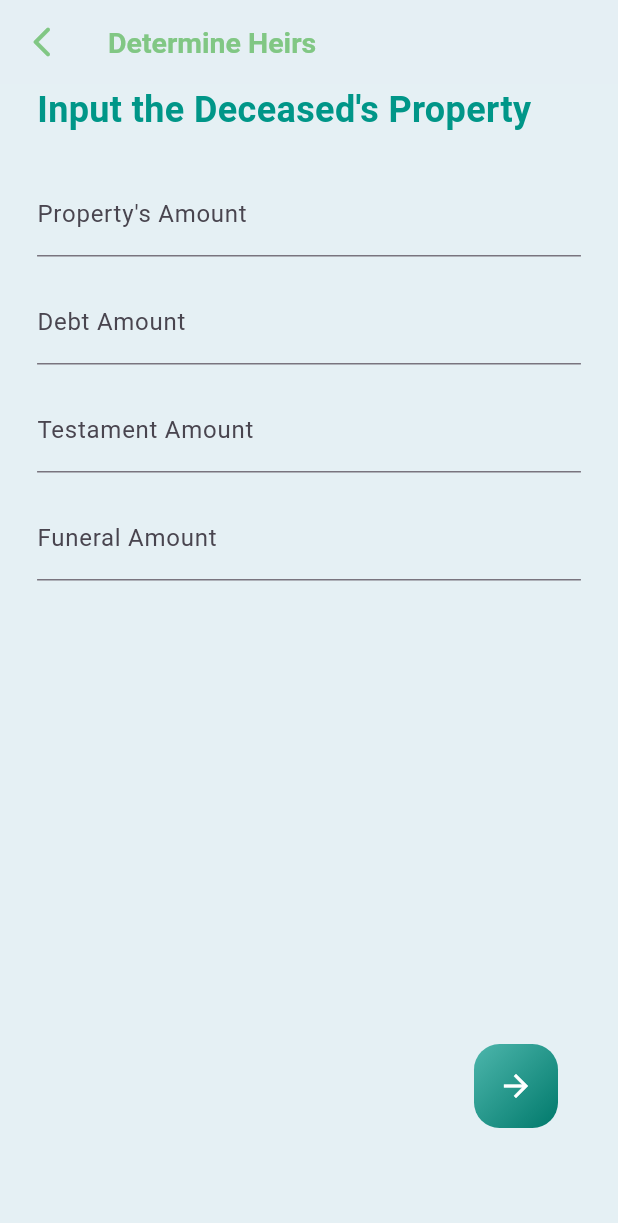
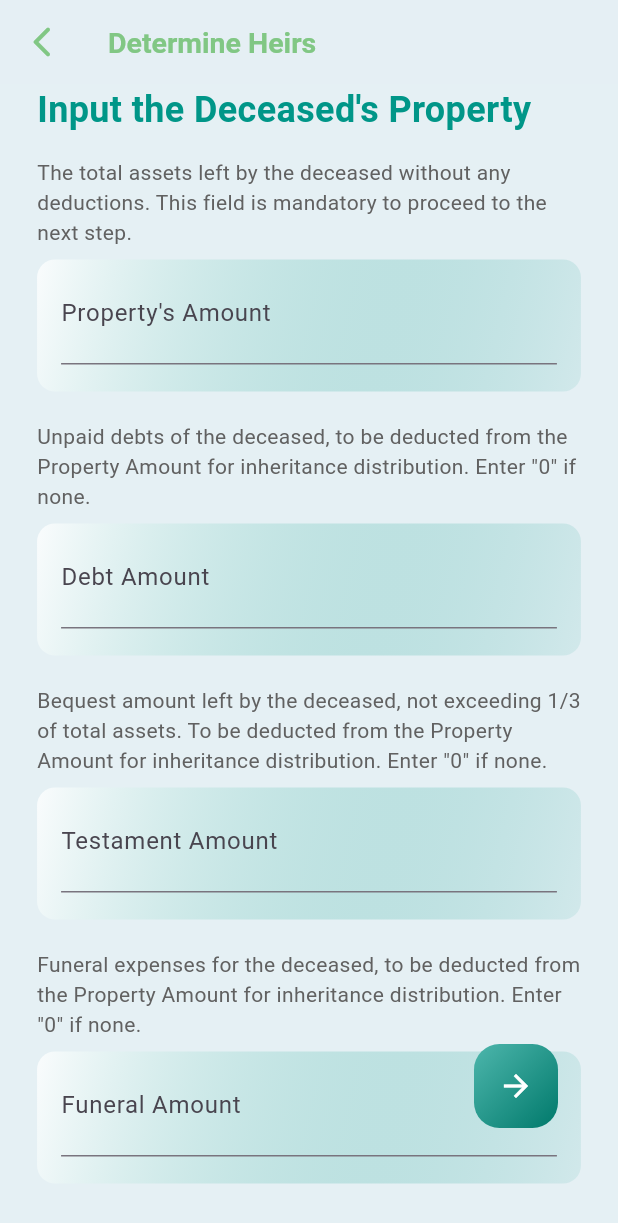
Before and after one commit to faiqhdr/radeena, a Flutter app: the IdentificationPage screen opened by its route, on a phone screen of 412 x 824 dp. Shown: the top 1223 px of the screen. Run offline on Flutter 3.47's test engine with Material 3 defaults, Android fonts, the phone set to English and light mode, and no system bars; our stand-ins replace animated_text_kit, flutter_tts, input_quantity, lottie, sqflite; missing offline and left inert: graphview, restart_app; accounts and stored records are empty; project files that could hold a hidden picture were left out.

Commit message:
add explanation for property

```diff
--- a/lib/views/division/identification_page.dart
+++ b/lib/views/division/identification_page.dart
@@ -31,6 +31,13 @@ class _IdentificationPageState extends State<IdentificationPage> {
   String? _debtError;
   String? _testamentError;
   String? _funeralError;
+
+  @override
+  void initState() {
+    super.initState();
+
+    _propertyAmountController.addListener(_validateTestamentAmount);
+  }
 
   @override
   Widget build(BuildContext context) {
@@ -97,6 +104,23 @@ class _IdentificationPageState extends State<IdentificationPage> {
     );
   }
 
+  void _validateTestamentAmount() {
+    setState(() {
+      double? propertyAmount = double.tryParse(_propertyAmountController.text);
+      if (propertyAmount != null) {
+        double maxTestamentAmount = propertyAmount / 3;
+        double? testamentAmount =
+            double.tryParse(_testamentAmountController.text);
+        if (testamentAmount != null && testamentAmount > maxTestamentAmount) {
+          _testamentError =
+              'Testament amount cannot exceed 1/3 of the property amount.';
+        } else {
+          _testamentError = null;
+        }
+      }
+    });
+  }
+
   Widget _buildInputStep(int step) {
     switch (step) {
       case 1:
@@ -115,30 +139,58 @@ class _IdentificationPageState extends State<IdentificationPage> {
       crossAxisAlignment: CrossAxisAlignment.start,
       children: [
         Text("Input the Deceased's Property", style: textUnderTitleStyle()),
-        SizedBox(height: 25.0),
-        _buildTextInputField(
+        SizedBox(height: 15.0),
+        _buildInputExplanation(
+            "The total assets left by the deceased without any deductions. This field is mandatory to proceed to the next step."),
+        _buildGradientCard(
+          child: _buildTextInputField(
             controller: _propertyAmountController,
             label: "Property's Amount",
             hint: "Enter amount",
             errorText: _propertyError,
           ),
-        _buildTextInputField(
+        ),
+        _buildInputExplanation(
+            "Unpaid debts of the deceased, to be deducted from the Property Amount for inheritance distribution. Enter \"0\" if none."),
+        _buildGradientCard(
+          child: _buildTextInputField(
             controller: _debtAmountController,
             label: "Debt Amount",
             hint: "Enter amount",
             errorText: _debtError,
           ),
+        ),
+        _buildInputExplanation(
+            "Bequest amount left by the deceased, not exceeding 1/3 of total assets. To be deducted from the Property Amount for inheritance distribution. Enter \"0\" if none."),
+        _buildGradientCard(
+          child: Column(
+            children: [
               _buildTextInputField(
                 controller: _testamentAmountController,
                 label: "Testament Amount",
                 hint: "Enter amount",
                 errorText: _testamentError,
               ),
-        _buildTextInputField(
+              if (_propertyAmountController.text.isNotEmpty)
+                Padding(
+                  padding: const EdgeInsets.only(bottom: 16.0),
+                  child: Text(
+                    "Max Allowed = IDR ${(double.tryParse(_propertyAmountController.text) ?? 0) / 3}",
+                    style: TextStyle(color: Colors.grey.shade700),
+                  ),
+                ),
+            ],
+          ),
+        ),
+        _buildInputExplanation(
+            "Funeral expenses for the deceased, to be deducted from the Property Amount for inheritance distribution. Enter \"0\" if none."),
+        _buildGradientCard(
+          child: _buildTextInputField(
             controller: _funeralAmountController,
             label: "Funeral Amount",
             hint: "Enter amount",
             errorText: _funeralError,
+          ),
         ),
         SizedBox(height: 420),
       ],
@@ -155,6 +207,8 @@ class _IdentificationPageState extends State<IdentificationPage> {
       crossAxisAlignment: CrossAxisAlignment.start,
       children: [
         TextFormField(
+          style: TextStyle(
+              fontSize: 24, color: Colors.teal, fontWeight: FontWeight.w700),
           controller: controller,
           decoration: InputDecoration(
             labelText: label,
@@ -165,6 +219,35 @@ class _IdentificationPageState extends State<IdentificationPage> {
         ),
         SizedBox(height: 16.0),
       ],
+    );
+  }
+
+  Widget _buildGradientCard({required Widget child}) {
+    return Container(
+      margin: EdgeInsets.only(bottom: 20),
+      padding: EdgeInsets.symmetric(horizontal: 16, vertical: 2),
+      decoration: BoxDecoration(
+        gradient: LinearGradient(
+          colors: [
+            Colors.white.withOpacity(0.8),
+            Colors.teal.shade400.withOpacity(0.1),
+          ],
+          begin: Alignment.topLeft,
+          end: Alignment.bottomRight,
+        ),
+        borderRadius: BorderRadius.circular(12),
+      ),
+      child: child,
+    );
+  }
+
+  Widget _buildInputExplanation(String explanation) {
+    return Padding(
+      padding: const EdgeInsets.only(bottom: 8.0),
+      child: Text(
+        explanation,
+        style: TextStyle(fontSize: 14, color: Colors.grey.shade700),
+      ),
     );
   }
 
@@ -260,8 +343,11 @@ class _IdentificationPageState extends State<IdentificationPage> {
       crossAxisAlignment: CrossAxisAlignment.start,
       children: [
         Text("Select Deceased's Gender", style: textUnderTitleStyle()),
-        SizedBox(height: 25.0),
-        Row(
+        SizedBox(height: 15.0),
+        _buildInputExplanation(
+            "Please select the gender of the deceased. This is required to determine the correct distribution of inheritance."),
+        _buildGradientCard(
+          child: Row(
             children: [
               Radio(
                 value: 'Male',
@@ -285,6 +371,7 @@ class _IdentificationPageState extends State<IdentificationPage> {
               ),
               Text("Female"),
             ],
+          ),
         ),
         SizedBox(height: 600),
       ],
@@ -320,6 +407,10 @@ class _IdentificationPageState extends State<IdentificationPage> {
       child: Column(
         crossAxisAlignment: CrossAxisAlignment.start,
         children: [
+          Text("Input Family Members", style: textUnderTitleStyle()),
+          SizedBox(height: 15.0),
+          _buildInputExplanation(
+              "Please input the number of family members of the deceased. This information is required to calculate the inheritance distribution."),
           ..._buildFamilyMemberInputs(gender),
           SizedBox(height: 600),
         ],
```
Also changed, not shown: lib/controllers/calculation_controller.dart (+0 -7 lines), lib/views/information/library_page.dart (+8 -0 lines). Lines whose indentation alone changed are shown as unchanged.
